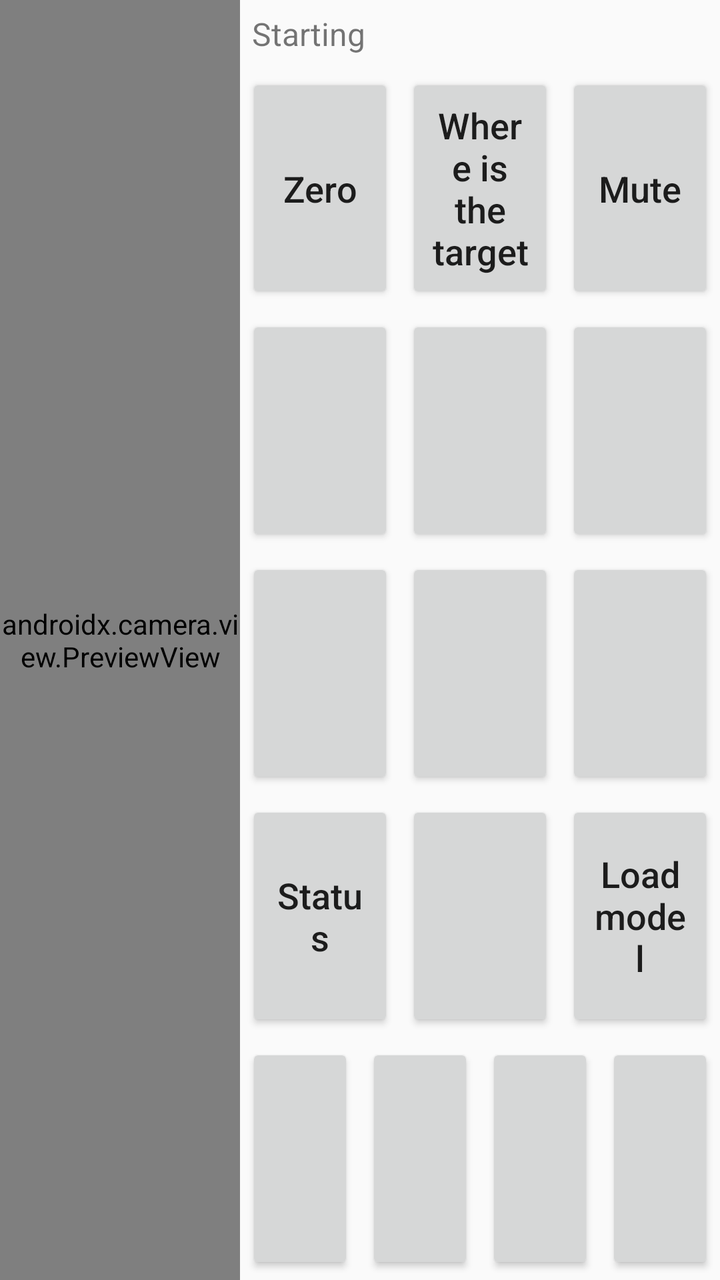
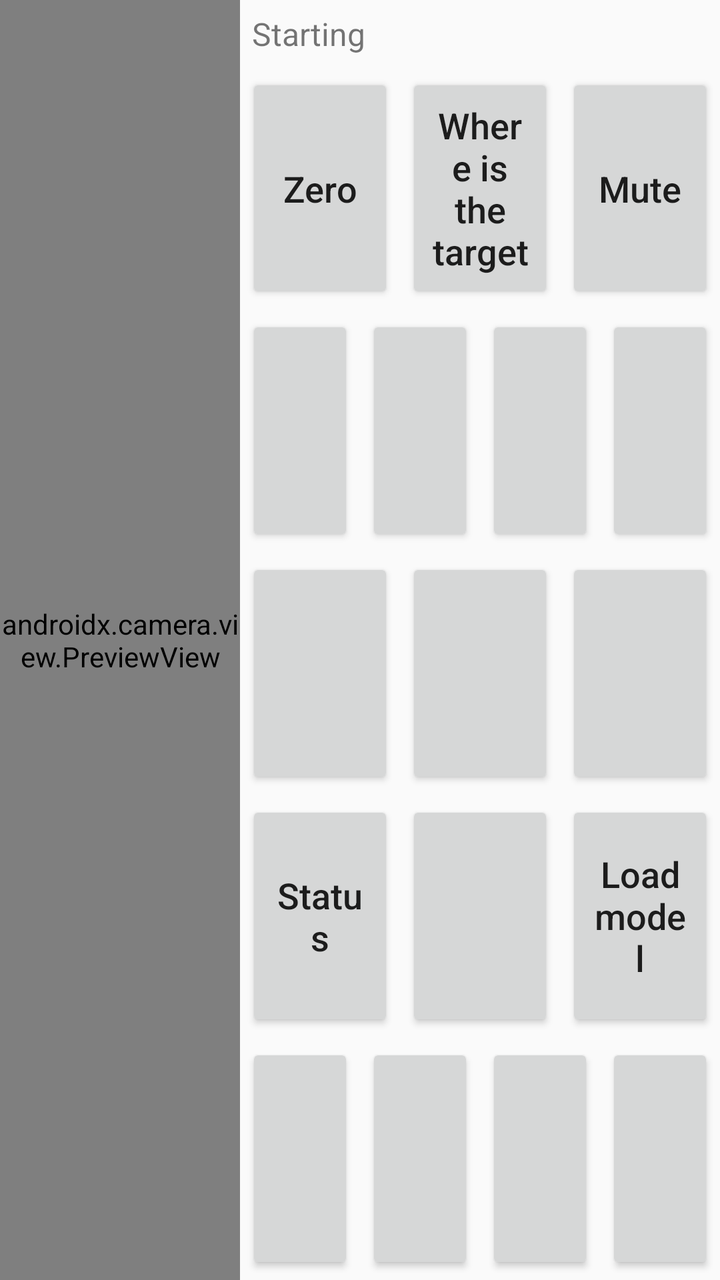

The first picture is an Android layout as it rendered before a commit; the second is the same layout after the commit. The layout source and the unified diff follow.
<!-- AndroidManifest.xml: application theme Theme.AudioTarget -->
<!-- res/layout/activity_main.xml -->
<?xml version="1.0" encoding="utf-8"?>
<LinearLayout xmlns:android="http://schemas.android.com/apk/res/android"
    android:id="@+id/root"
    android:layout_width="match_parent"
    android:layout_height="match_parent"
    android:orientation="horizontal">

    <androidx.camera.view.PreviewView
        android:id="@+id/preview"
        android:layout_width="0dp"
        android:layout_height="match_parent"
        android:layout_weight="1"
        android:importantForAccessibility="no" />

    <LinearLayout
        android:layout_width="0dp"
        android:layout_height="match_parent"
        android:layout_weight="2"
        android:orientation="vertical">

        <TextView
            android:id="@+id/status"
            android:layout_width="match_parent"
            android:layout_height="wrap_content"
            android:accessibilityLiveRegion="polite"
            android:padding="6dp"
            android:text="Starting"
            android:textSize="16sp" />

        <LinearLayout style="@style/Row">
            <Button android:id="@+id/btn_zero" style="@style/BigButton" android:text="Zero" />
            <Button android:id="@+id/btn_where" style="@style/BigButton" android:text="Where is the target" />
            <Button android:id="@+id/btn_mute" style="@style/BigButton" android:text="Mute" />
        </LinearLayout>

        <LinearLayout style="@style/Row">
            <Button android:id="@+id/btn_lookfor" style="@style/BigButton" />
            <Button android:id="@+id/btn_zoom" style="@style/BigButton" />
            <Button android:id="@+id/btn_pace" style="@style/BigButton" />
        </LinearLayout>

        <LinearLayout style="@style/Row">
            <Button android:id="@+id/btn_track" style="@style/BigButton" />
            <Button android:id="@+id/btn_step" style="@style/BigButton" />
            <Button android:id="@+id/btn_conf" style="@style/BigButton" />
        </LinearLayout>

        <LinearLayout style="@style/Row">
            <Button android:id="@+id/btn_status" style="@style/BigButton" android:text="Status" />
            <Button android:id="@+id/btn_modelsrc" style="@style/BigButton" />
            <Button android:id="@+id/btn_model" style="@style/BigButton" android:text="Load model" />
        </LinearLayout>

        <LinearLayout style="@style/Row">
            <Button android:id="@+id/btn_detail" style="@style/BigButton" />
            <Button android:id="@+id/btn_keys" style="@style/BigButton" />
            <Button android:id="@+id/btn_announce" style="@style/BigButton" />
            <Button android:id="@+id/btn_rings" style="@style/BigButton" />
        </LinearLayout>
    </LinearLayout>
</LinearLayout>
<!-- resources referenced by this layout -->
<resources>
  <style name="BigButton" parent="Widget.AppCompat.Button">
          <item name="android:layout_width">0dp</item>
          <item name="android:layout_height">match_parent</item>
          <item name="android:layout_weight">1</item>
          <item name="android:layout_margin">3dp</item>
          <item name="android:textSize">18sp</item>
          <item name="android:textAllCaps">false</item>
          <item name="android:minHeight">72dp</item>
      </style>
  <style name="Row">
          <item name="android:layout_width">match_parent</item>
          <item name="android:layout_height">0dp</item>
          <item name="android:layout_weight">1</item>
          <item name="android:orientation">horizontal</item>
      </style>
  <style name="Theme.AudioTarget" parent="Theme.AppCompat.DayNight.NoActionBar" />
</resources>

<!-- the commit's change to res/layout/activity_main.xml (unified diff, before → after) -->
@@ -35,6 +35,7 @@
 
         <LinearLayout style="@style/Row">
             <Button android:id="@+id/btn_lookfor" style="@style/BigButton" />
+            <Button android:id="@+id/btn_camera" style="@style/BigButton" />
             <Button android:id="@+id/btn_zoom" style="@style/BigButton" />
             <Button android:id="@+id/btn_pace" style="@style/BigButton" />
         </LinearLayout>
